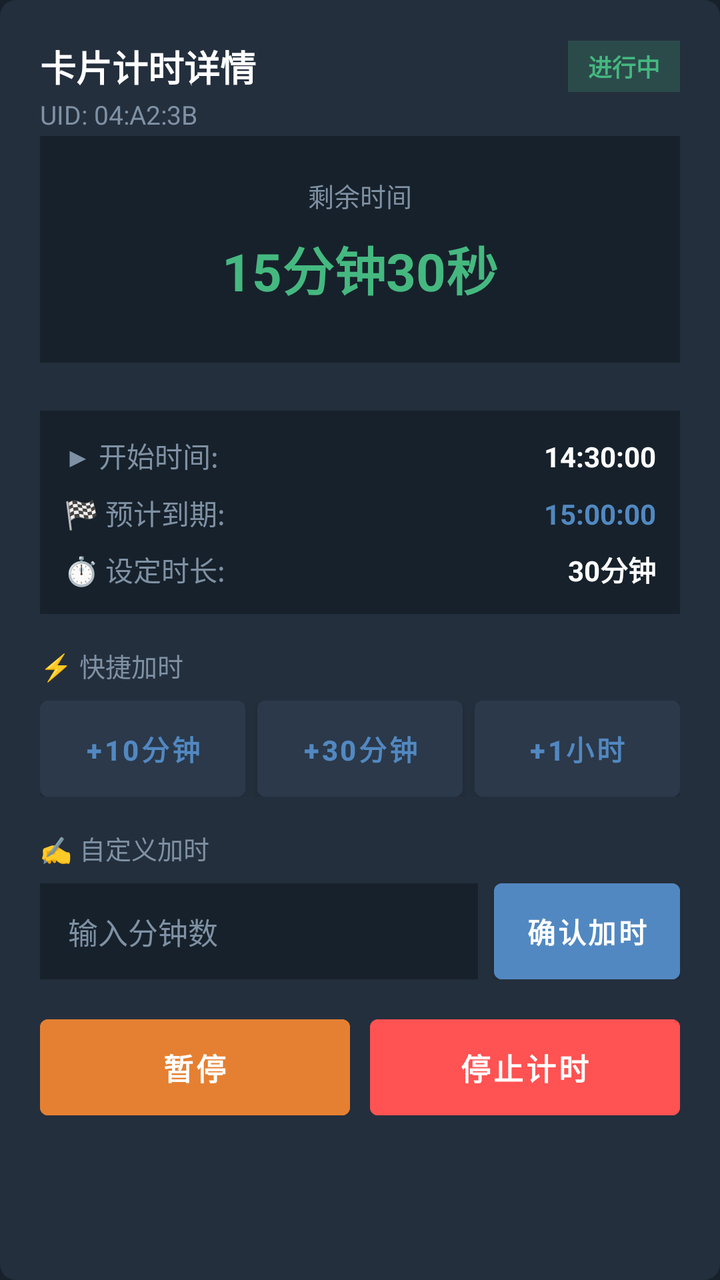
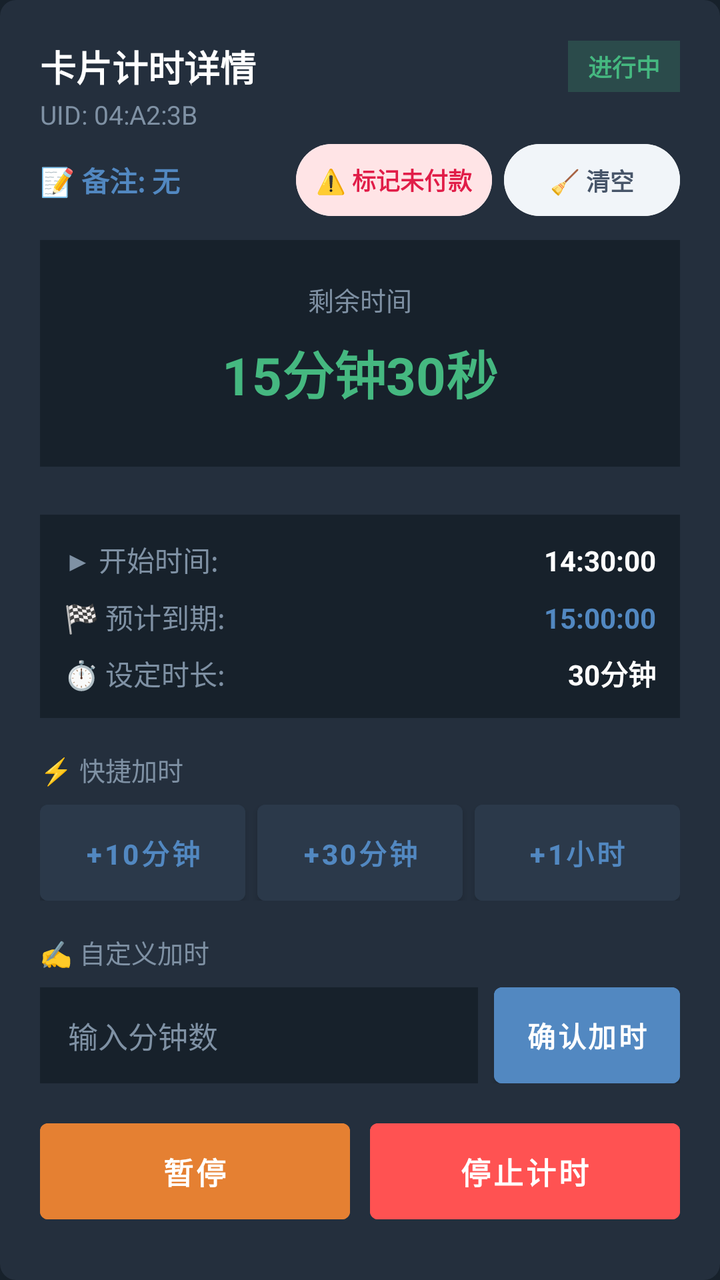

Before-and-after screenshots of an Android layout around one commit, followed by the original layout XML and the change that was made.
<!-- AndroidManifest.xml: application theme Theme.NFCTime -->
<!-- res/layout/dialog_active_card_control.xml -->
<?xml version="1.0" encoding="utf-8"?>
<LinearLayout xmlns:android="http://schemas.android.com/apk/res/android"
    xmlns:app="http://schemas.android.com/apk/res-auto"
    android:layout_width="match_parent"
    android:layout_height="wrap_content"
    android:background="@drawable/dialog_rounded_bg"
    android:orientation="vertical"
    android:padding="20dp">

    
    <LinearLayout
        android:layout_width="match_parent"
        android:layout_height="wrap_content"
        android:gravity="center_vertical"
        android:orientation="horizontal">

        <TextView
            android:id="@+id/tvActiveTitle"
            android:layout_width="0dp"
            android:layout_height="wrap_content"
            android:layout_weight="1"
            android:text="卡片计时详情"
            android:textColor="@color/tg_text_primary"
            android:textSize="18sp"
            android:textStyle="bold" />

        <TextView
            android:id="@+id/tvActiveStatusBadge"
            android:layout_width="wrap_content"
            android:layout_height="wrap_content"
            android:background="#3345B880"
            android:paddingHorizontal="10dp"
            android:paddingVertical="4dp"
            android:text="进行中"
            android:textColor="@color/tg_status_green"
            android:textSize="12sp"
            android:textStyle="bold" />
    </LinearLayout>

    <TextView
        android:id="@+id/tvActiveUid"
        android:layout_width="wrap_content"
        android:layout_height="wrap_content"
        android:layout_marginTop="2dp"
        android:layout_marginBottom="2dp"
        android:text="UID: 04:A2:3B"
        android:textColor="@color/tg_text_secondary"
        android:textSize="13sp" />

    <TextView
        android:id="@+id/tvActiveRemark"
        android:layout_width="wrap_content"
        android:layout_height="wrap_content"
        android:layout_marginTop="2dp"
        android:layout_marginBottom="16dp"
        android:text="📝 备注: 无"
        android:textColor="@color/tg_blue"
        android:textSize="14sp"
        android:textStyle="bold"
        android:visibility="gone" />

    
    <LinearLayout
        android:layout_width="match_parent"
        android:layout_height="wrap_content"
        android:background="@color/tg_background"
        android:gravity="center"
        android:orientation="vertical"
        android:padding="20dp"
        android:layout_marginBottom="12dp">

        <TextView
            android:id="@+id/tvActiveTimeLabel"
            android:layout_width="wrap_content"
            android:layout_height="wrap_content"
            android:text="剩余时间"
            android:textColor="@color/tg_text_secondary"
            android:textSize="13sp" />

        <TextView
            android:id="@+id/tvActiveRemainingBig"
            android:layout_width="wrap_content"
            android:layout_height="wrap_content"
            android:layout_marginVertical="8dp"
            android:text="15分钟30秒"
            android:textColor="@color/tg_status_green"
            android:textSize="26sp"
            android:textStyle="bold" />

        
        <TextView
            android:id="@+id/tvActiveOverdueAlert"
            android:layout_width="wrap_content"
            android:layout_height="wrap_content"
            android:text="🚨 已超时 5分钟12秒"
            android:textColor="@color/tg_status_red"
            android:textSize="16sp"
            android:textStyle="bold"
            android:visibility="gone" />
    </LinearLayout>

    
    <LinearLayout
        android:layout_width="match_parent"
        android:layout_height="wrap_content"
        android:layout_marginTop="12dp"
        android:background="@color/tg_background"
        android:orientation="vertical"
        android:padding="12dp">

        
        <LinearLayout
            android:layout_width="match_parent"
            android:layout_height="wrap_content"
            android:orientation="horizontal">

            <TextView
                android:layout_width="0dp"
                android:layout_height="wrap_content"
                android:layout_weight="1"
                android:text="▶ 开始时间:"
                android:textColor="@color/tg_text_secondary"
                android:textSize="14sp" />

            <TextView
                android:id="@+id/tvActiveStartTime"
                android:layout_width="wrap_content"
                android:layout_height="wrap_content"
                android:text="14:30:00"
                android:textColor="@color/tg_text_primary"
                android:textSize="14sp"
                android:textStyle="bold" />
        </LinearLayout>

        
        <LinearLayout
            android:layout_width="match_parent"
            android:layout_height="wrap_content"
            android:layout_marginTop="8dp"
            android:orientation="horizontal">

            <TextView
                android:layout_width="0dp"
                android:layout_height="wrap_content"
                android:layout_weight="1"
                android:text="🏁 预计到期:"
                android:textColor="@color/tg_text_secondary"
                android:textSize="14sp" />

            <TextView
                android:id="@+id/tvActiveEndTime"
                android:layout_width="wrap_content"
                android:layout_height="wrap_content"
                android:text="15:00:00"
                android:textColor="@color/tg_blue"
                android:textSize="14sp"
                android:textStyle="bold" />
        </LinearLayout>

        
        <LinearLayout
            android:layout_width="match_parent"
            android:layout_height="wrap_content"
            android:layout_marginTop="8dp"
            android:orientation="horizontal">

            <TextView
                android:layout_width="0dp"
                android:layout_height="wrap_content"
                android:layout_weight="1"
                android:text="⏱️ 设定时长:"
                android:textColor="@color/tg_text_secondary"
                android:textSize="14sp" />

            <TextView
                android:id="@+id/tvActiveTargetDuration"
                android:layout_width="wrap_content"
                android:layout_height="wrap_content"
                android:text="30分钟"
                android:textColor="@color/tg_text_primary"
                android:textSize="14sp"
                android:textStyle="bold" />
        </LinearLayout>
    </LinearLayout>

    
    <TextView
        android:layout_width="wrap_content"
        android:layout_height="wrap_content"
        android:layout_marginTop="16dp"
        android:layout_marginBottom="8dp"
        android:text="⚡ 快捷加时"
        android:textColor="@color/tg_text_secondary"
        android:textSize="13sp" />

    <LinearLayout
        android:layout_width="match_parent"
        android:layout_height="wrap_content"
        android:orientation="horizontal">

        <Button
            android:id="@+id/btnAdd10Min"
            android:layout_width="0dp"
            android:layout_height="48dp"
            android:layout_weight="1"
            android:backgroundTint="#2B394A"
            android:textColor="@color/tg_blue"
            android:text="+10分钟"
            android:textSize="14sp"
            android:textStyle="bold"
            android:insetTop="0dp"
            android:insetBottom="0dp"
            android:padding="0dp" />

        <Button
            android:id="@+id/btnAdd30Min"
            android:layout_width="0dp"
            android:layout_height="48dp"
            android:layout_weight="1"
            android:layout_marginStart="6dp"
            android:backgroundTint="#2B394A"
            android:textColor="@color/tg_blue"
            android:text="+30分钟"
            android:textSize="14sp"
            android:textStyle="bold"
            android:insetTop="0dp"
            android:insetBottom="0dp"
            android:padding="0dp" />

        <Button
            android:id="@+id/btnAdd1Hour"
            android:layout_width="0dp"
            android:layout_height="48dp"
            android:layout_weight="1"
            android:layout_marginStart="6dp"
            android:backgroundTint="#2B394A"
            android:textColor="@color/tg_blue"
            android:text="+1小时"
            android:textSize="14sp"
            android:textStyle="bold"
            android:insetTop="0dp"
            android:insetBottom="0dp"
            android:padding="0dp" />
    </LinearLayout>

    
    <TextView
        android:layout_width="wrap_content"
        android:layout_height="wrap_content"
        android:layout_marginTop="16dp"
        android:layout_marginBottom="8dp"
        android:text="✍️ 自定义加时"
        android:textColor="@color/tg_text_secondary"
        android:textSize="13sp" />

    <LinearLayout
        android:layout_width="match_parent"
        android:layout_height="48dp"
        android:orientation="horizontal">

        <EditText
            android:id="@+id/etCustomAddMinutes"
            android:layout_width="0dp"
            android:layout_height="match_parent"
            android:layout_weight="1"
            android:background="@color/tg_background"
            android:hint="输入分钟数"
            android:inputType="number"
            android:paddingHorizontal="14dp"
            android:textColor="@color/tg_text_primary"
            android:textColorHint="@color/tg_text_secondary"
            android:textSize="15sp" />

        <Button
            android:id="@+id/btnCustomAddConfirm"
            android:layout_width="wrap_content"
            android:layout_height="match_parent"
            android:layout_marginStart="8dp"
            android:backgroundTint="@color/tg_blue"
            android:textColor="#FFFFFF"
            android:text="确认加时"
            android:textSize="14sp"
            android:textStyle="bold"
            android:insetTop="0dp"
            android:insetBottom="0dp" />
    </LinearLayout>

    
    <LinearLayout
        android:layout_width="match_parent"
        android:layout_height="wrap_content"
        android:layout_marginTop="20dp"
        android:orientation="horizontal">

        <Button
            android:id="@+id/btnActivePause"
            android:layout_width="0dp"
            android:layout_height="48dp"
            android:layout_weight="1"
            android:backgroundTint="@color/tg_status_orange"
            android:text="暂停"
            android:textSize="15sp"
            android:textStyle="bold"
            android:insetTop="0dp"
            android:insetBottom="0dp" />

        <Button
            android:id="@+id/btnActiveStop"
            android:layout_width="0dp"
            android:layout_height="48dp"
            android:layout_weight="1"
            android:layout_marginStart="10dp"
            android:backgroundTint="@color/tg_status_red"
            android:text="停止计时"
            android:textSize="15sp"
            android:textStyle="bold"
            android:insetTop="0dp"
            android:insetBottom="0dp" />
    </LinearLayout>

</LinearLayout>
<!-- resources referenced by this layout -->
<resources>
  <color name="tg_background">#17212B</color>
  <color name="tg_blue">#5288C1</color>
  <color name="tg_status_green">#45B880</color>
  <color name="tg_status_orange">#E58032</color>
  <color name="tg_status_red">#FF5252</color>
  <color name="tg_text_primary">#FFFFFF</color>
  <color name="tg_text_secondary">#7F91A4</color>
  <!-- drawable dialog_rounded_bg (drawable) -->
  <?xml version="1.0" encoding="utf-8"?>
  <shape xmlns:android="http://schemas.android.com/apk/res/android"
      android:shape="rectangle">
      <solid android:color="@color/tg_surface" />
      <corners android:radius="8dp" />
  </shape>
  <style name="Theme.NFCTime" parent="Theme.MaterialComponents.DayNight.NoActionBar">
          <item name="colorPrimary">@color/tg_blue</item>
          <item name="colorPrimaryVariant">@color/tg_blue_dark</item>
          <item name="colorOnPrimary">@color/tg_text_primary</item>
          <item name="colorSecondary">@color/tg_blue</item>
          <item name="android:windowBackground">@color/tg_background</item>
          <item name="android:statusBarColor">@color/tg_background</item>
          <item name="android:navigationBarColor">@color/tg_background</item>
          
          
          <item name="colorSurface">@color/tg_surface</item>
          <item name="colorOnSurface">@color/tg_text_primary</item>
          <item name="colorSecondaryContainer">#2B394A</item>
          <item name="colorOnSecondaryContainer">@color/tg_blue</item>
  
          
          <item name="materialButtonStyle">@style/Widget.App.Button</item>
          <item name="borderlessButtonStyle">@style/Widget.App.Button.TextButton</item>
      </style>
  <color name="tg_surface">#242F3D</color>
  <color name="tg_blue_dark">#2AABEE</color>
  <style name="Widget.App.Button" parent="Widget.MaterialComponents.Button">
          <item name="android:textSize">15sp</item>
          <item name="android:textStyle">bold</item>
          <item name="android:textAllCaps">false</item>
          <item name="android:paddingVertical">10dp</item>
          <item name="backgroundTint">@color/tg_blue</item>
      </style>
  <style name="Widget.App.Button.TextButton" parent="Widget.MaterialComponents.Button.TextButton">
          <item name="android:textSize">15sp</item>
          <item name="android:textStyle">bold</item>
          <item name="android:textAllCaps">false</item>
          <item name="android:paddingHorizontal">12dp</item>
          <item name="android:paddingVertical">8dp</item>
          <item name="android:textColor">@color/tg_blue</item>
      </style>
</resources>

<!-- the commit's change to res/layout/dialog_active_card_control.xml (unified diff, before → after) -->
@@ -47,17 +47,54 @@
         android:textColor="@color/tg_text_secondary"
         android:textSize="13sp" />
 
-    <TextView
-        android:id="@+id/tvActiveRemark"
-        android:layout_width="wrap_content"
-        android:layout_height="wrap_content"
-        android:layout_marginTop="2dp"
-        android:layout_marginBottom="16dp"
-        android:text="📝 备注: 无"
-        android:textColor="@color/tg_blue"
-        android:textSize="14sp"
-        android:textStyle="bold"
-        android:visibility="gone" />
+    <LinearLayout
+        android:layout_width="match_parent"
+        android:layout_height="wrap_content"
+        android:layout_marginTop="4dp"
+        android:layout_marginBottom="12dp"
+        android:gravity="center_vertical"
+        android:orientation="horizontal">
+
+        <TextView
+            android:id="@+id/tvActiveRemark"
+            android:layout_width="0dp"
+            android:layout_height="wrap_content"
+            android:layout_weight="1"
+            android:text="📝 备注: 无"
+            android:textColor="@color/tg_blue"
+            android:textSize="14sp"
+            android:textStyle="bold" />
+
+        <Button
+            android:id="@+id/btnActiveQuickUnpaid"
+            style="@style/Widget.Material3.Button.TonalButton"
+            android:layout_width="wrap_content"
+            android:layout_height="36dp"
+            android:backgroundTint="#FFE4E6"
+            android:textColor="#E11D48"
+            android:text="⚠️ 标记未付款"
+            android:textSize="12sp"
+            android:textStyle="bold"
+            android:insetTop="0dp"
+            android:insetBottom="0dp"
+            android:paddingHorizontal="10dp"
+            android:paddingVertical="0dp" />
+
+        <Button
+            android:id="@+id/btnActiveQuickClear"
+            style="@style/Widget.Material3.Button.TonalButton"
+            android:layout_width="wrap_content"
+            android:layout_height="36dp"
+            android:layout_marginStart="6dp"
+            android:backgroundTint="#F1F5F9"
+            android:textColor="#475569"
+            android:text="🧹 清空"
+            android:textSize="12sp"
+            android:insetTop="0dp"
+            android:insetBottom="0dp"
+            android:paddingHorizontal="10dp"
+            android:paddingVertical="0dp" />
+    </LinearLayout>
 
     
     <LinearLayout
